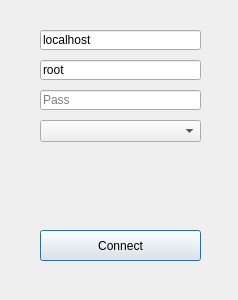
This is zds_erpts_integration_config_dialog_base.ui in seintax/erpts_connectivity as Qt 5 draws it before an edit. The edited form follows.
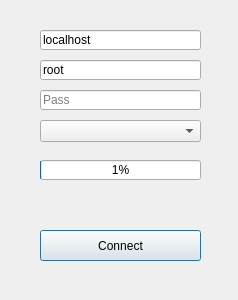
This is the edited form.

```diff
--- a/zds_erpts_integration_config_dialog_base.ui
+++ b/zds_erpts_integration_config_dialog_base.ui
@@ -115,6 +115,22 @@
     </rect>
    </property>
   </widget>
+  <widget class="QProgressBar" name="pb_status">
+   <property name="enabled">
+    <bool>true</bool>
+   </property>
+   <property name="geometry">
+    <rect>
+     <x>40</x>
+     <y>160</y>
+     <width>161</width>
+     <height>20</height>
+    </rect>
+   </property>
+   <property name="value">
+    <number>1</number>
+   </property>
+  </widget>
  </widget>
  <resources/>
  <connections/>
```
